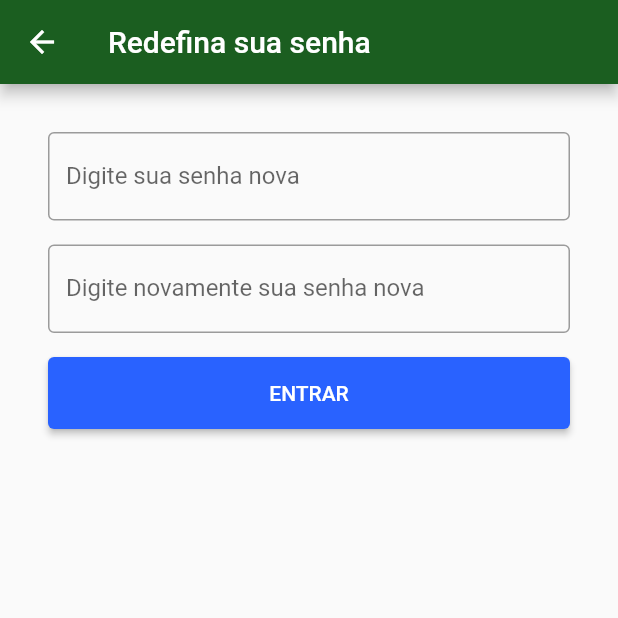
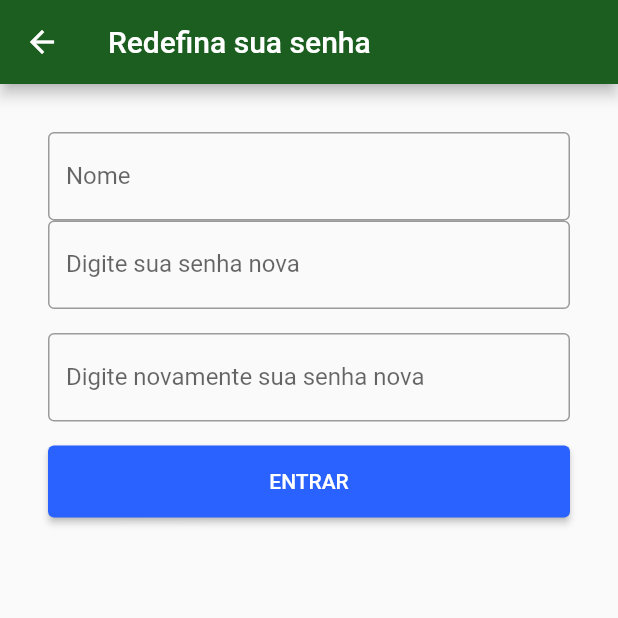
Before and after one commit to moville-hack-group-1/mobile, a Flutter app: the screen it shows after launch, after a tap on "Esqueci minha senha", on a phone screen of 412 x 824 dp, the top half of it. Run offline on Flutter 3.47's test engine with Material 2 defaults, Android fonts, the phone set to English and light mode, and no system bars; our stand-ins replace fluttertoast, sqflite; missing offline and left inert: http_interceptor; accounts and stored records are empty; network calls fail.

```diff
--- a/lib/database/app_database.dart
+++ b/lib/database/app_database.dart
@@ -1,3 +1,4 @@
+import 'package:educanacao/database/dao/user_dao.dart';
 import 'package:path/path.dart';
 import 'package:sqflite/sqflite.dart';
 
@@ -7,6 +8,6 @@ const VERSION = 1;
 Future<Database> getDatabase() async {
   final String path = join(await getDatabasesPath(), DB_NAME);
   return openDatabase(path, onCreate: (db, version) {
-//      db.execute(ContactDAO.tableSQL);
+      db.execute(UserDAO.tableSQL);
   }, version: VERSION);
 }
--- /dev/null
+++ b/lib/database/dao/user_dao.dart
@@ -0,0 +1,45 @@
+import 'package:educanacao/database/app_database.dart';
+import 'package:educanacao/models/user.dart';
+import 'package:sqflite/sqflite.dart';
+
+class UserDAO {
+  static const USER_TABLE = 'user';
+  static const USER_ID = 'id';
+  static const USER_NAME = 'name';
+  static const USER_PASSWORD = 'password';
+
+  static const String tableSQL = 'CREATE TABLE $USER_TABLE('
+      '$USER_ID INTEGER PRIMARY KEY, '
+      '$USER_NAME TEXT, '
+      '$USER_PASSWORD TEXT)';
+
+  Future<int> save(User user) async {
+    final Database db = await getDatabase();
+    return db.insert(USER_TABLE, _toMap(user));
+  }
+
+  Map<String, dynamic> _toMap(User user) {
+    final Map<String, dynamic> contactMap = Map();
+    contactMap[USER_NAME] = user.name;
+    contactMap[USER_PASSWORD] = user.password;
+    return contactMap;
+  }
+
+  Future<List<User>> findAll() async {
+    final Database db = await getDatabase();
+    return _toList(await db.query(USER_TABLE));
+  }
+
+  List<User> _toList(List<Map<String, dynamic>> result) {
+    final List<User> users = List();
+    for (Map<String, dynamic> row in result) {
+      final User contact = User(
+        row[USER_ID],
+        row[USER_NAME],
+        row[USER_PASSWORD],
+      );
+      users.add(contact);
+    }
+    return users;
+  }
+}
--- a/lib/main.dart
+++ b/lib/main.dart
@@ -1,12 +1,19 @@
+import 'package:educanacao/database/dao/user_dao.dart';
 import 'package:educanacao/screens/login/login.dart';
+import 'package:educanacao/screens/welcome.dart';
 import 'package:flutter/material.dart';
 
 void main() {
-  runApp(EducaNacaoApp());
+  WidgetsFlutterBinding.ensureInitialized();
+  final UserDAO _userDAO = UserDAO();
+  _userDAO.findAll().then((users) {
+    runApp(new MaterialApp(
+      home: users.isEmpty ? EducaNacaoApp() : Welcome(users.first.name),
+    ));
+  });
 }
 
 class EducaNacaoApp extends StatelessWidget {
-  // This widget is the root of your application.
   @override
   Widget build(BuildContext context) {
     return MaterialApp(
--- a/lib/screens/login/recover_login.dart
+++ b/lib/screens/login/recover_login.dart
@@ -2,6 +2,7 @@ import 'package:educanacao/components/toast.dart';
 import 'package:flutter/material.dart';
 
 class RecoverLogin extends StatelessWidget {
+  final TextEditingController _nameController = TextEditingController();
   final TextEditingController _newPasswordController = TextEditingController();
   final TextEditingController _newPasswordConfirmController =
       TextEditingController();
@@ -15,6 +16,11 @@ class RecoverLogin extends StatelessWidget {
       body: Padding(
         padding: const EdgeInsets.all(32.0),
         child: Column(children: <Widget>[
+          TextField(
+              controller: _nameController,
+              decoration: InputDecoration(
+                  border: OutlineInputBorder(), labelText: 'Nome'),
+              style: TextStyle(fontSize: 16.0)),
           TextField(
               controller: _newPasswordController,
               obscureText: true,
```
Also changed, not shown: lib/models/user.dart (added, +14 -0 lines), lib/screens/login/login.dart (+9 -3 lines), lib/screens/welcome.dart (+6 -1 lines).
